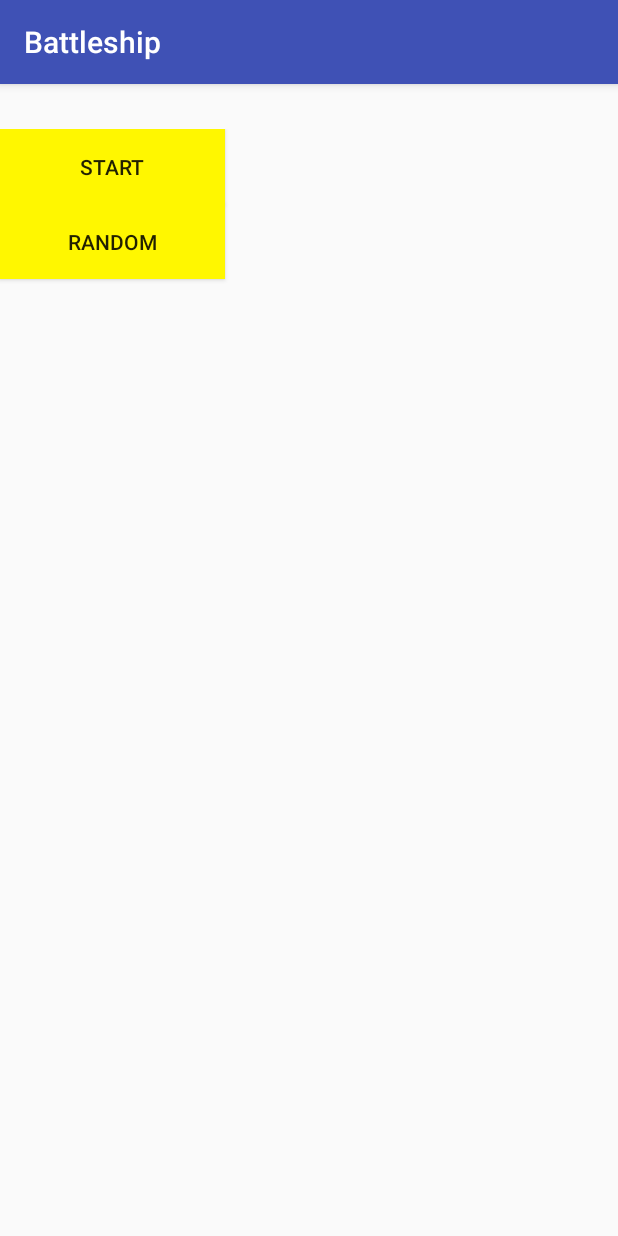
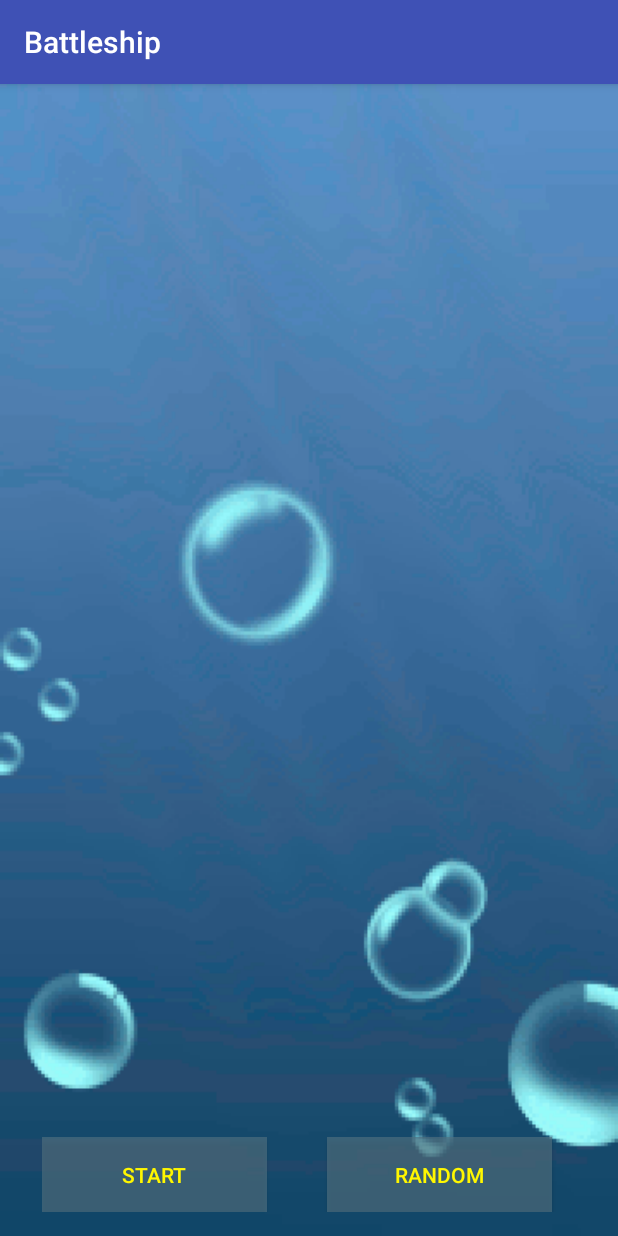
Before and after one commit to urielShtainfeld/BattleShip-android-V2, an Android app: the screen it shows after launch (Set_Ships), after a tap on "EASY", on a phone screen of 412 x 824 dp. Run offline under Robolectric (Android 15) with nearby library versions, the phone set to English and light mode, and no system bars.

Commit message:
fix activities

```diff
--- a/app/src/main/java/com/example/ushtinfeld/battleship_uriel/MainActivity.java
+++ b/app/src/main/java/com/example/ushtinfeld/battleship_uriel/MainActivity.java
@@ -1,31 +1,30 @@
 package com.example.ushtinfeld.battleship_uriel;
 
 import android.content.Intent;
+import android.net.wifi.aware.PublishConfig;
 import android.support.v7.app.AppCompatActivity;
 import android.os.Bundle;
 import android.view.View;
 import android.widget.Button;
-
-import components.LevelButton;
+import entities.GameController;
 
 public class MainActivity extends AppCompatActivity implements View.OnClickListener {
-
-    private LevelButton[] levelButtons = new LevelButton[3];
     private Button easyBtn;
     private Button medBtn;
     private Button hardBtn;
-
     private String lastLevel = null;
     private int easyBS, mediumBS, hardBS;
     private Intent intent;
+    public GameController game = new GameController();
 
     protected void onCreate(Bundle savedInstanceState) {
         super.onCreate(savedInstanceState);
         setContentView(R.layout.activity_main);
+        setButtons();
+
     }
-    public void startGame(View view){
+    public void startGame(){
         //need to change level
-
         Intent setShips = new Intent(this, Set_Ships.class);
         startActivity(setShips);
     };
@@ -42,16 +41,25 @@ public class MainActivity extends AppCompatActivity implements View.OnClickListe
     }
 
     public void onClick(View view) {
+        int id = view.getId();
         switch (view.getId()) {
             case R.id.Easy:
-
+                    game.setLevel(view.toString());
+                    startGame();
                 break;
             case R.id.Medium:
-
+                    game.setLevel(view.toString());
+                    startGame();
                 break;
             case R.id.Hard:
+                    game.setLevel(view.toString());
+                    startGame();
+                break;
 
-                break;
         }
     }
+
+    public GameController getGame() {
+        return game;
+    }
 }
--- a/app/src/main/java/components/LevelButtonListener.java
+++ /dev/null
@@ -1,5 +0,0 @@
-package components;
-
-public interface LevelButtonListener {
-    void buttonClicked(LevelButton levelButton);
-}
--- a/app/src/main/java/entities/GameController.java
+++ b/app/src/main/java/entities/GameController.java
@@ -2,36 +2,68 @@ package entities;
 
 
 public class GameController {
-        private static final int EASY_NO_OF_SHIPS = 5;
-        private static final int MEDIUM_NO_OF_SHIPS = 4;
-        private static final int HARD_NO_OF_SHIPS = 3;
-        private static final int BOARD_SIZE = 20;
+    private static final int NO_OF_SHIPS = 5;
+    private static final int HARD_BOARD_SIZE = 20;
+    private static final int MEDIUM_BOARD_SIZE = 20;
+    private static final int EASY_BOARD_SIZE = 20;
     private int shipsLeft;
     private Ship[] ships;
+    int boardSize;
+
+    public GameController() {
+        ships = new Ship[NO_OF_SHIPS];
+    }
+
+    public void createUserBoard() {
+        setShipsLeft(NO_OF_SHIPS);
 
 
-        public void createBoard(){
+    }
 
-            setShipsLeft(EASY_NO_OF_SHIPS);
+    public void createCompBoard() {
+        setShipsLeft(NO_OF_SHIPS);
+
 
     }
+
+    public int getBoardSize() {
+        return boardSize;
+    }
+
+    public void setBoardSize(int boardSize) {
+        this.boardSize = boardSize;
+    }
+
     public Ship[] getShips() {
         return ships;
     }
 
-        public void setShips(){
+    public void setShips() {
 
     }
 
-        public void checkCell(int row,int col){}
+    public void checkCell(int row, int col) {
+    }
 
     public void setShipsLeft(int shipsLeft) {
         this.shipsLeft = shipsLeft;
 
     }
+
     public void setLevel(String level) {
+        switch (level) {
+            case "EASY":
+                setBoardSize(EASY_BOARD_SIZE);
+                break;
+            case "MEDIUM":
+                setBoardSize(MEDIUM_BOARD_SIZE);
+                break;
+            case "HARD":
+                setBoardSize(HARD_BOARD_SIZE);
+                break;
 
 
         }
+    }
 
 }
--- a/app/src/main/java/entities/Level.java
+++ /dev/null
@@ -1,5 +0,0 @@
-package entities;
-
-public enum Level {
-    EASY, MEDIUM, HARD
-}
--- a/app/src/main/res/layout/activity_main.xml
+++ b/app/src/main/res/layout/activity_main.xml
@@ -32,8 +32,7 @@
             android:text="@string/easy"
             android:longClickable="true"
             android:textStyle="bold"
-            android:layout_marginTop="20dp"
-            android:onClick="startGame" />
+            android:layout_marginTop="20dp" />
 
         <Button
             android:id="@+id/Medium"
@@ -43,7 +42,6 @@
             android:backgroundTint="#ec517281"
             android:text="@string/medium"
             android:layout_marginTop="20dp"
-            android:onClick="startGame"
             android:textStyle="bold"/>
 
         <Button
@@ -53,7 +51,6 @@
             android:background="#b195c0d3"
             android:backgroundTint="#ec517281"
             android:text="@string/hard"
-            android:onClick="startGame"
             android:layout_marginTop="20dp"
             android:textStyle="bold"/>
 
--- a/app/src/main/res/layout/activity_set_ships.xml
+++ b/app/src/main/res/layout/activity_set_ships.xml
@@ -1,43 +1,64 @@
 <?xml version="1.0" encoding="utf-8"?>
-<android.support.constraint.ConstraintLayout xmlns:android="http://schemas.android.com/apk/res/android"
-    xmlns:app="http://schemas.android.com/apk/res-auto"
-    xmlns:tools="http://schemas.android.com/tools"
-    android:layout_width="match_parent"
+<RelativeLayout xmlns:android="http://schemas.android.com/apk/res/android"
+    xmlns:tools="http://schemas.android.com/tools" android:layout_width="match_parent"
     android:layout_height="match_parent"
-    tools:context="com.example.ushtinfeld.battleship_uriel.Set_Ships">
+    android:paddingLeft="16dp"
+    android:paddingRight="16dp"
+    android:paddingTop="16dp"
+    android:id="@+id/SetShipsLayout"
+    android:paddingBottom="16dp"
 
+    tools:context="com.example.ushtinfeld.battleship_uriel.Set_Ships"
+    android:background="@drawable/game_background">
+    <TableLayout xmlns:android="http://schemas.android.com/apk/res/android"
+        android:layout_width="fill_parent"
+        android:layout_height="100dp"
+        android:stretchColumns="*"
+        android:id="@+id/ships"
+        >
+    </TableLayout>
+    <TableLayout xmlns:android="http://schemas.android.com/apk/res/android"
+        android:layout_above="@+id/linearLayout2"
+        android:layout_below="@+id/ships"
+        android:layout_width="fill_parent"
+        android:layout_height="fill_parent"
+        android:stretchColumns="*"
+        android:id="@+id/board"
+        >
+    </TableLayout>
     <LinearLayout
-        android:orientation="vertical"
+        android:orientation="horizontal"
         android:layout_width="wrap_content"
-        android:layout_height="match_parent"
+        android:layout_height="wrap_content"
         android:layout_centerHorizontal="true"
-        android:layout_alignParentTop="true"
         android:outlineProvider="bounds"
         android:weightSum="1"
         android:soundEffectsEnabled="true"
-        android:id="@+id/linearLayout"
-        android:paddingTop="30dp"
+        android:id="@+id/linearLayout2"
         android:layout_alignParentBottom="true">
 
             <Button
                 android:id="@+id/Start"
                 android:layout_width="150dp"
                 android:layout_height="50dp"
-            android:background="@color/yellow"
+                android:background="#b195c0d3"
+                android:backgroundTint="#ec517281"
                 android:onClick="startAfterSet"
+                android:layout_marginRight="20dp"
                 android:text="@string/start"
-            tools:layout_editor_absoluteX="32dp"
-            tools:layout_editor_absoluteY="378dp" />
+                android:textColor="@color/yellow" />
 
             <Button
                 android:id="@+id/Random"
                 android:layout_width="150dp"
                 android:layout_height="50dp"
                 android:layout_marginRight="16dp"
-            android:background="@color/yellow"
+                android:background="#b195c0d3"
+                android:backgroundTint="#ec517281"
                 android:onClick="SetRandomShips"
+                android:layout_marginLeft="20dp"
                 android:text="@string/random"
-            app:layout_constraintRight_toRightOf="parent"
-            tools:layout_editor_absoluteY="378dp" />
+                android:textColor="@color/yellow"/>
         </LinearLayout>
-</android.support.constraint.ConstraintLayout>
+
+</RelativeLayout>
--- a/app/src/main/res/values/strings.xml
+++ b/app/src/main/res/values/strings.xml
@@ -5,4 +5,5 @@
     <string name="hard">HARD</string>
     <string name="start">Start</string>
     <string name="random">Random</string>
+    <string name="time">Time</string>
 </resources>
--- a/app/src/main/res/values/styles.xml
+++ b/app/src/main/res/values/styles.xml
@@ -8,4 +8,7 @@
         <item name="colorAccent">@color/colorAccent</item>
     </style>
 
+    <style name="HeadLines" parent="@android:style/TextAppearance.Medium">
+        <item name="android:textSize">22sp</item>
+    </style>
 </resources>
```
Also changed, not shown: app/src/main/java/components/LevelButton.java (deleted, +0 -37 lines), app/src/main/res/layout/activity_game.xml (+72 -4 lines). Lines whose indentation alone changed are shown as unchanged.
